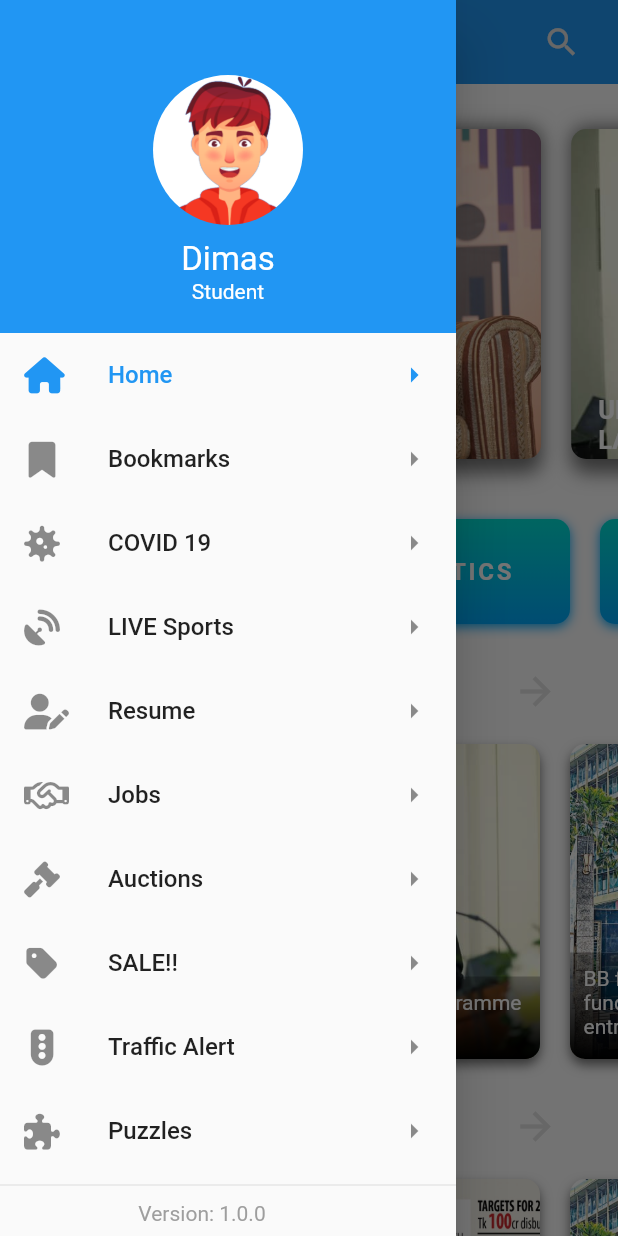
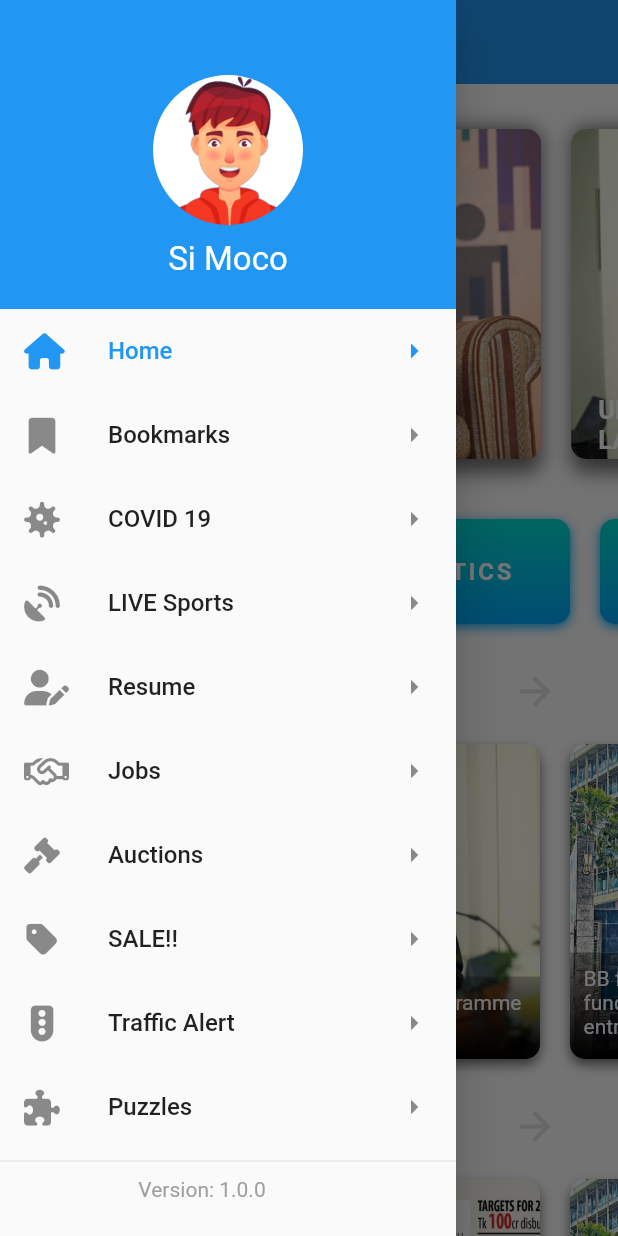
Before and after one commit to 0003Dimas/moco_news, a Flutter app: the HomeScreen screen opened by its route, with the side drawer open, on a phone screen of 412 x 824 dp. Run offline on Flutter 3.47's test engine with Material 2 defaults, Android fonts, the phone set to English and light mode, and no system bars; our stand-ins replace flutter_custom_clippers, flutter_svg, flutter_tts, font_awesome_flutter, google_fonts, rflutter_alert.

Commit message:
project update

```diff
--- a/moco_news/lib/main.dart
+++ b/moco_news/lib/main.dart
@@ -16,7 +16,7 @@ class MyApp extends StatelessWidget {
         [DeviceOrientation.portraitUp, DeviceOrientation.portraitDown]);
     return MaterialApp(
       debugShowCheckedModeBanner: false,
-      title: 'MOCO',
+      title: 'MOCO NEWS',
       themeMode: ThemeMode.system,
       theme: ThemeData(
         brightness: Brightness.light,
--- a/moco_news/lib/screens/home.dart
+++ b/moco_news/lib/screens/home.dart
@@ -113,20 +113,11 @@ class _HomeScreenState extends State<HomeScreen> {
               iconTheme: IconThemeData(color: Theme.of(context).buttonColor),
               elevation: 0.0,
               title: Text(
-                "MOCO",
+                "MOCO NEWS",
               ),
               //title: const Image(
               //image: AssetImage('assets/images/main/moco_logo.png'),
               //),
-              actions: <Widget>[
-                IconButton(
-                  padding: const EdgeInsets.only(right: 25.0),
-                  onPressed: () => print('Search'),
-                  icon: const Icon(Icons.search),
-                  iconSize: 25.0,
-                  color: Theme.of(context).buttonColor,
-                ),
-              ],
             ),
             drawer: displayMobileLayout
                 ? const AppDrawer(
--- a/moco_news/lib/screens/resume.dart
+++ b/moco_news/lib/screens/resume.dart
@@ -66,11 +66,6 @@ class ResumeScreen extends StatelessWidget {
                     company: "Freelancer",
                     position: "Flutter Developer",
                     duration: "2019 - 2020",
-                  ),
-                  _buildExperienceRow(
-                    company: "North South University",
-                    position: "Research Assistant",
-                    duration: "2018 - 2019",
                   ),
                   const SizedBox(height: 20.0),
                   _buildTitle("Award"),
--- a/moco_news/lib/screens/splash_screen.dart
+++ b/moco_news/lib/screens/splash_screen.dart
@@ -22,7 +22,7 @@ class _SplashScreen extends State<SplashScreen> {
               textAlign: TextAlign.center,
             ),
             Text(
-              "MOCO",
+              "MOCO NEWS",
               style: Theme.of(context).textTheme.headline6,
               textAlign: TextAlign.center,
             ),
--- a/moco_news/lib/widgets/custom_drawer.dart
+++ b/moco_news/lib/widgets/custom_drawer.dart
@@ -74,12 +74,8 @@ class _AppDrawerState extends State<AppDrawer> with RouteAware {
                     ),
                   ),
                   const Text(
-                    'Dimas',
+                    'Si Moco',
                     style: TextStyle(fontSize: 22, color: Colors.white),
-                  ),
-                  const Text(
-                    'Student',
-                    style: TextStyle(color: Colors.white),
                   ),
                 ],
               ),
--- a/moco_news/lib/widgets/custom_drawer1.dart
+++ b/moco_news/lib/widgets/custom_drawer1.dart
@@ -80,12 +80,8 @@ class _AppDrawerState extends State<AppDrawer> with RouteAware {
                           ),
                         ),
                         const Text(
-                          'Dimas',
+                          'Si Moco',
                           style: TextStyle(fontSize: 22, color: Colors.white),
-                        ),
-                        const Text(
-                          'Student',
-                          style: TextStyle(color: Colors.white),
                         ),
                       ],
                     ),
```
Also changed, not shown: moco_news/pubspec.lock.
